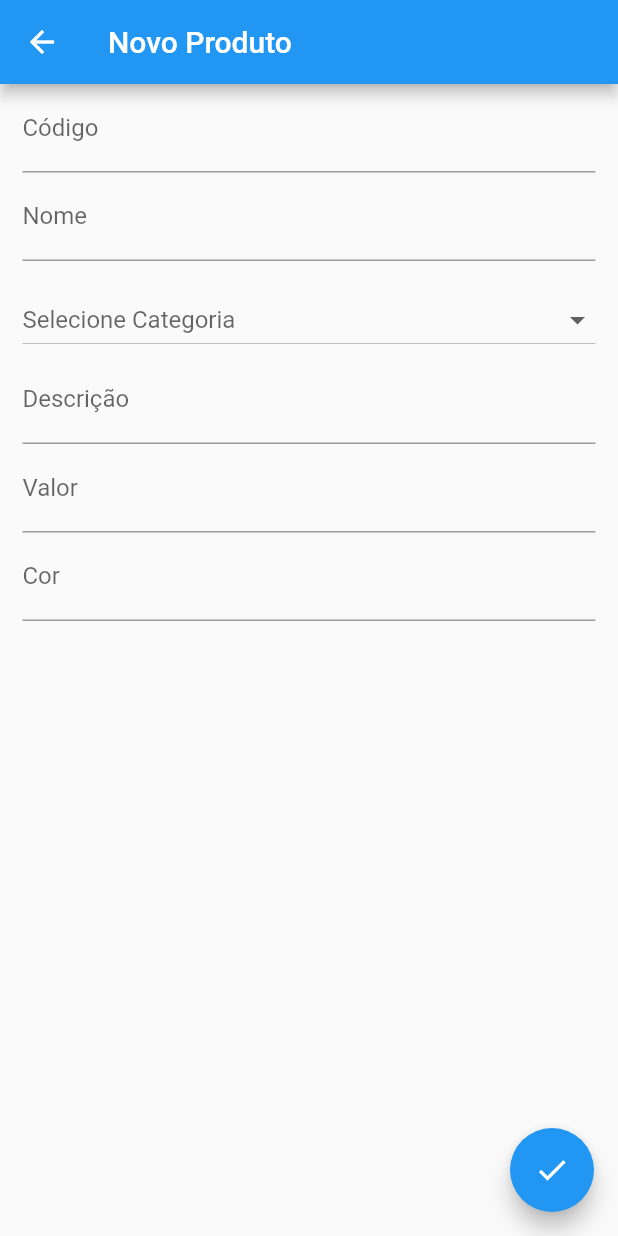
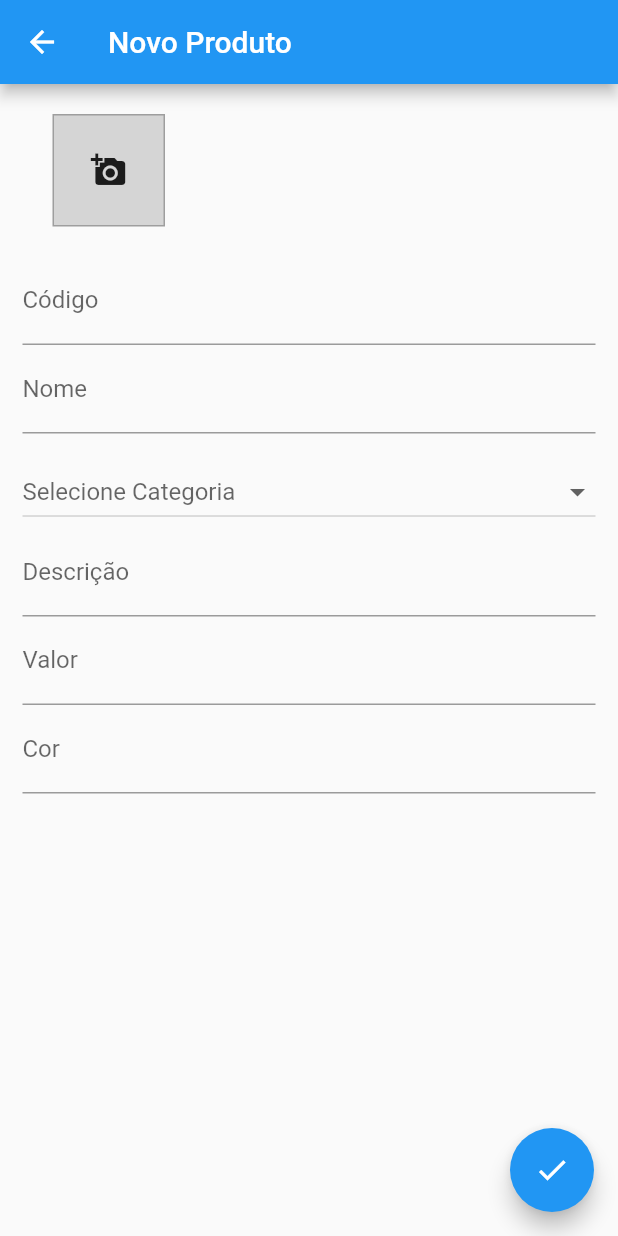
Before and after one commit to edsondearaujo/FurnitApp_Requisitos, a Flutter app: the NewProduct screen opened directly, on a phone screen of 412 x 824 dp. Run offline on Flutter 3.47's test engine with Material 2 defaults, Android fonts, the phone set to English and light mode, and no system bars; our stand-ins replace cloud_firestore, firebase_auth, firebase_core, firebase_storage, image_picker; accounts and stored records are empty.

Commit message:
US01(#1): inserting product image to the form and saving on database

```diff
--- a/lib/models/Produto.dart
+++ b/lib/models/Produto.dart
@@ -8,8 +8,7 @@ class Produto {
   var valor;
   var cor;
   var categoria;
-  var avatarImage;
-  List<String> urlImages;
+  var urlImage;
 
   Produto();
 
@@ -30,8 +29,7 @@ class Produto {
       "descricao": this.descricao,
       "valor": this.valor,
       "cor": this.cor,
-      "avatarImage": this.avatarImage,
-      "urlImages": this.urlImages
+      "urlImage": this.urlImage,
     };
     return map;
   }
--- a/lib/page/new_product.dart
+++ b/lib/page/new_product.dart
@@ -1,6 +1,9 @@
+import 'dart:io';
+import 'package:firebase_storage/firebase_storage.dart' as fs;
 import 'package:flutter/material.dart';
 import 'package:flutter/rendering.dart';
 import 'package:furnitapp/models/Produto.dart';
+import 'package:image_picker/image_picker.dart';
 
 class NewProduct extends StatefulWidget {
   @override
@@ -13,11 +16,32 @@ class _NewProductState extends State<NewProduct> {
   TextEditingController _descricaoController = TextEditingController();
   TextEditingController _valorController = TextEditingController();
   TextEditingController _corController = TextEditingController();
+  File _image;
+  final picker = ImagePicker();
+  String fileName;
+  String url;
 
+  Future uploadImageToFirebase(BuildContext context) async {
+    fileName = _image.path.split('/').last;
+    fs.UploadTask task  = fs.FirebaseStorage.instance.ref('Produtos/$fileName').putFile(_image);
+    fs.TaskSnapshot snapshot = await task;
+    url = await fs.FirebaseStorage.instance.ref('Produtos/$fileName').getDownloadURL();
+  }
+
+  Future getImage() async {
+    final pickedFile = await picker.getImage(source: ImageSource.gallery);
+
+    setState(() {
+      if (pickedFile != null)
+        _image = File(pickedFile.path);
+      });
+    }
   String _value;
 
-  saveProduct() {
+  saveProduct() async {
     Produto produto = Produto();
+    await uploadImageToFirebase(context);
+    produto.urlImage = url;
     produto.codigo = _codigoController.text;
     produto.nome = _nomeController.text;
     produto.descricao = _descricaoController.text;
@@ -25,7 +49,7 @@ class _NewProductState extends State<NewProduct> {
     produto.valor = _valorController.text;
     produto.cor = _corController.text;
     produto.save();
-    Navigator.pop(context);
+    // Navigator.pop(context);
   }
 
   @override
@@ -36,8 +60,24 @@ class _NewProductState extends State<NewProduct> {
       ),
       body: Form(
         child: ListView(
-         padding: EdgeInsets.symmetric(horizontal: 15),
+        padding: EdgeInsets.symmetric(horizontal: 15),
           children: [
+            Align(
+              alignment: Alignment.centerLeft,
+              child: GestureDetector(
+                child: Container(
+                  width: 75,
+                  height: 75,
+                  margin: EdgeInsets.all(20),
+                  decoration: BoxDecoration(
+                      border: Border.all(color: Colors.grey),
+                      color: Colors.grey.withOpacity(0.4)
+                  ),
+                  child: _image == null ? Icon(Icons.add_a_photo) : Image.file(_image),
+                ),
+                onTap: getImage,
+              ),
+            ),
             TextFormField(
               decoration: InputDecoration(
                 labelText: 'Código'
```
